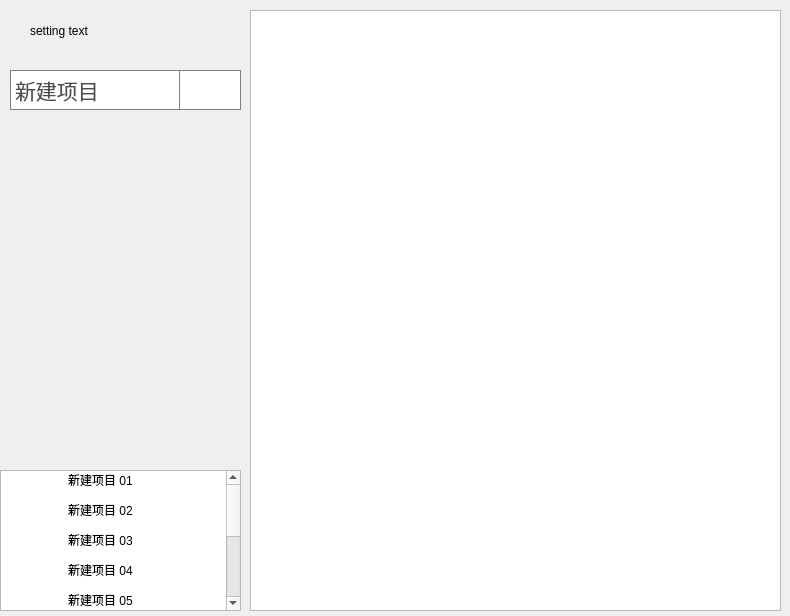
xautshuanglong/QtLearningRepository, file QtGuiApplicationTest/QtGuiApplicationTest/MainTabPageSetting.ui: the form before one commit.
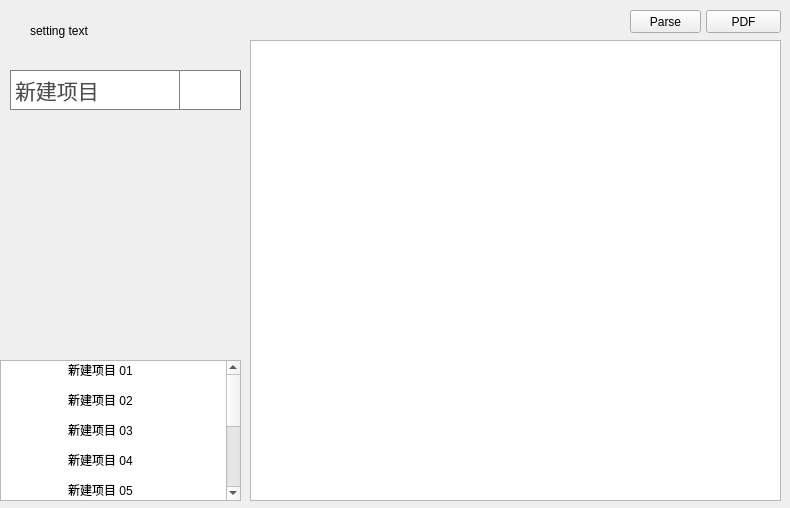
The form after the commit. Icons and pictures are not drawn.

Commit message: QTextDocument QTextCursor QTextBlock 使用测试

Diff of the .ui file:
```diff
--- a/QtGuiApplicationTest/QtGuiApplicationTest/MainTabPageSetting.ui
+++ b/QtGuiApplicationTest/QtGuiApplicationTest/MainTabPageSetting.ui
@@ -7,7 +7,7 @@
     <x>0</x>
     <y>0</y>
     <width>790</width>
-    <height>616</height>
+    <height>508</height>
    </rect>
   </property>
   <property name="windowTitle">
@@ -94,7 +94,7 @@
    <property name="geometry">
     <rect>
      <x>0</x>
-     <y>470</y>
+     <y>360</y>
      <width>241</width>
      <height>141</height>
     </rect>
@@ -163,12 +163,38 @@
    <property name="geometry">
     <rect>
      <x>250</x>
-     <y>10</y>
+     <y>40</y>
      <width>531</width>
-     <height>601</height>
+     <height>461</height>
     </rect>
    </property>
   </widget>
+  <widget class="QPushButton" name="btnGeneratePDF">
+   <property name="geometry">
+    <rect>
+     <x>706</x>
+     <y>10</y>
+     <width>75</width>
+     <height>23</height>
+    </rect>
+   </property>
+   <property name="text">
+    <string>PDF</string>
+   </property>
+  </widget>
+  <widget class="QPushButton" name="btnParseDocument">
+   <property name="geometry">
+    <rect>
+     <x>630</x>
+     <y>10</y>
+     <width>71</width>
+     <height>23</height>
+    </rect>
+   </property>
+   <property name="text">
+    <string>Parse</string>
+   </property>
+  </widget>
  </widget>
  <resources>
   <include location="QtGuiApplicationTest.qrc"/>
```
The commit also changes 4 other files.
